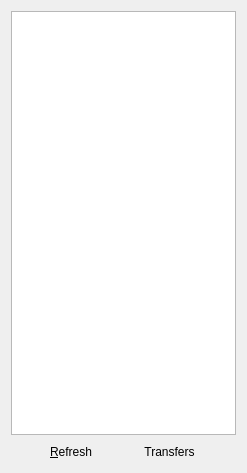
The window that ui/peerdialog.ui (shaan7/Kapotah) describes before a commit, drawn with Qt 5.
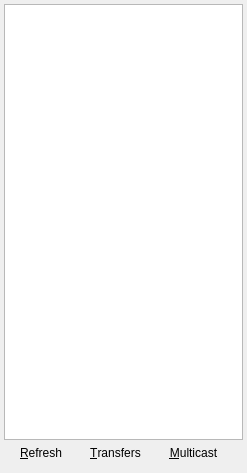
The same window after the commit.

The edit to the form file:
```diff
--- a/ui/peerdialog.ui
+++ b/ui/peerdialog.ui
@@ -19,13 +19,30 @@
   <property name="layoutDirection">
    <enum>Qt::LeftToRight</enum>
   </property>
-  <layout class="QVBoxLayout" name="verticalLayout">
-   <item>
-    <widget class="QListView" name="peersListView"/>
-   </item>
-   <item>
-    <layout class="QHBoxLayout" name="horizontalLayout">
-     <item>
+  <widget class="QListView" name="peersListView">
+   <property name="geometry">
+    <rect>
+     <x>4</x>
+     <y>4</y>
+     <width>239</width>
+     <height>436</height>
+    </rect>
+   </property>
+   <property name="selectionMode">
+    <enum>QAbstractItemView::MultiSelection</enum>
+   </property>
+  </widget>
+  <widget class="QWidget" name="layoutWidget">
+   <property name="geometry">
+    <rect>
+     <x>5</x>
+     <y>440</y>
+     <width>231</width>
+     <height>26</height>
+    </rect>
+   </property>
+   <layout class="QGridLayout" name="gridLayout">
+    <item row="0" column="0">
       <widget class="QToolButton" name="refreshButton">
        <property name="text">
         <string>&amp;Refresh</string>
@@ -35,19 +52,28 @@
        </property>
       </widget>
      </item>
-     <item>
+    <item row="0" column="1">
       <widget class="QToolButton" name="transferButton">
        <property name="text">
-        <string>Transfers</string>
+       <string>&amp;Transfers</string>
        </property>
        <property name="autoRaise">
         <bool>true</bool>
        </property>
       </widget>
      </item>
-    </layout>
-   </item>
-  </layout>
+    <item row="0" column="2">
+     <widget class="QToolButton" name="multicastButton">
+      <property name="text">
+       <string>&amp;Multicast</string>
+      </property>
+      <property name="autoRaise">
+       <bool>true</bool>
+      </property>
+     </widget>
+    </item>
+   </layout>
+  </widget>
  </widget>
  <resources/>
  <connections/>
```
Lines whose indentation alone changed are shown as unchanged.
